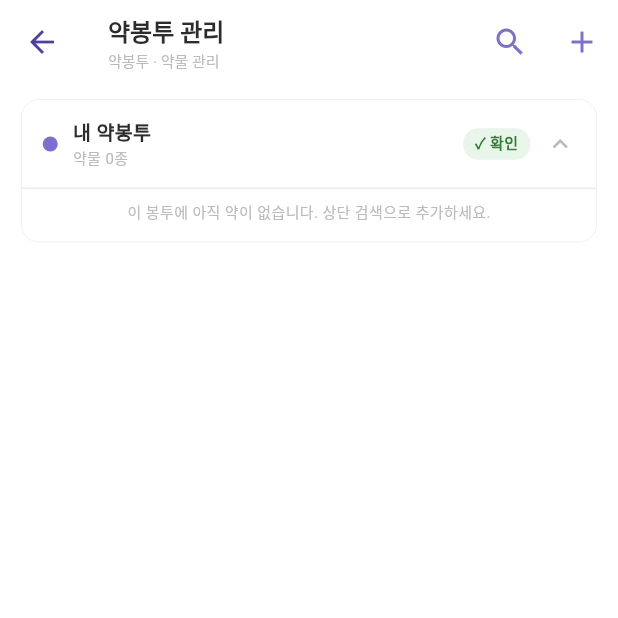
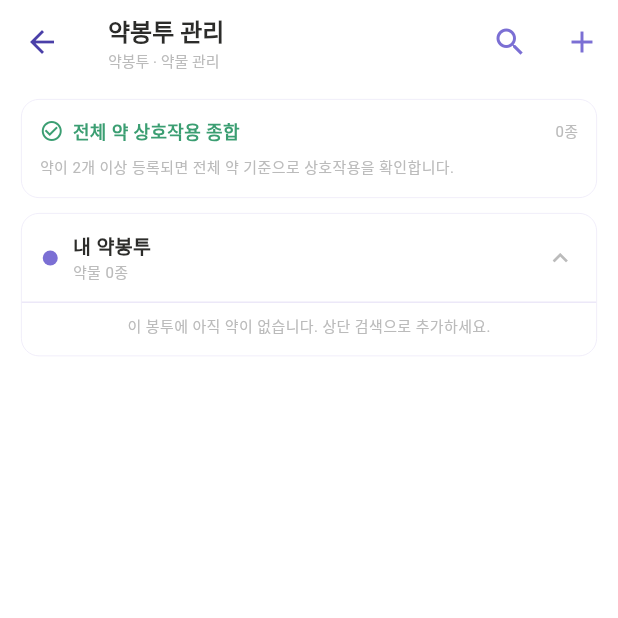
Before and after one commit to Vizion031021/medicine, a Flutter app: the BagScreen screen opened directly, on a phone screen of 412 x 824 dp, the top half of it. Run offline on Flutter 3.47's test engine with Material 3 defaults, Android fonts, the light colour scheme and no system bars; our stand-ins replace flutter_dotenv, shared_preferences, supabase_flutter, table_calendar; accounts and stored records are empty.

Commit message:
5/29 최종이 될까? 다들 테스트좀

```diff
--- a/lib/main.dart
+++ b/lib/main.dart
@@ -171,6 +171,7 @@ class _MainScaffoldState extends State<MainScaffold> {
   int _homeKey = 0;
   int _bagKey = 0;
   int _calKey = 0;
+  int _compareKey = 0;
 
   void _changeTab(int index) {
     setState(() {
@@ -185,6 +186,9 @@ class _MainScaffoldState extends State<MainScaffold> {
         case 2:
           _calKey++;
           break;
+        case 3:
+          _compareKey++;
+          break;
       }
     });
   }
@@ -193,7 +197,7 @@ class _MainScaffoldState extends State<MainScaffold> {
     HomeScreen(key: ValueKey(_homeKey), onTabChange: _changeTab),
     BagScreen(key: ValueKey(_bagKey)),
     CalendarScreen(key: ValueKey(_calKey)),
-    const CompareScreen(), // ③ 4번째 탭: 약 비교
+    CompareScreen(key: ValueKey(_compareKey)), // ③ 4번째 탭: 약 비교
   ];
 
   @override
--- a/lib/screens/bag_screen.dart
+++ b/lib/screens/bag_screen.dart
@@ -66,11 +66,11 @@ class _BagScreenState extends State<BagScreen> {
         }
       }
 
-      final drugs = medications.map((m) => m.drug).whereType<DrugInfo>().toList();
+      final allDrugs = medications.map((m) => m.drug).whereType<DrugInfo>().toList();
       List<DrugWarning> warnings = [];
-      if (drugs.length >= 2) {
+      if (allDrugs.length >= 2) {
         try {
-          warnings = await DrugService.compareDrugs(drugs);
+          warnings = await DrugService.compareDrugs(allDrugs);
         } catch (_) {}
       }
 
@@ -701,18 +701,19 @@ class _BagScreenState extends State<BagScreen> {
                         child: ListView(
                           padding: const EdgeInsets.fromLTRB(14, 10, 14, 80),
                           children: [
+                            _OverallWarningPanel(
+                              medicationCount: _medications.length,
+                              warnings: _bagWarnings,
+                            ),
+                            const SizedBox(height: 10),
                             ..._bags.map((bag) {
                               final meds = _medications
                                   .where((m) =>
                                       (_assignments[m.id] ?? 'default') == bag.id)
                                   .toList();
-                              final bagWarnings = _bagWarnings.isNotEmpty && meds.length >= 2
-                                  ? _bagWarnings
-                                  : <DrugWarning>[];
                               return _BagCard(
                                 bag: bag,
                                 medications: meds,
-                                warnings: bagWarnings,
                                 isExpanded: _expanded.contains(bag.id),
                                 onToggle: () => setState(() {
                                   if (_expanded.contains(bag.id)) {
@@ -746,7 +747,6 @@ class _BagScreenState extends State<BagScreen> {
 class _BagCard extends StatelessWidget {
   final BagData bag;
   final List<UserMedication> medications;
-  final List<DrugWarning> warnings;
   final bool isExpanded;
   final VoidCallback onToggle;
   final ValueChanged<UserMedication> onMedTap;
@@ -756,7 +756,6 @@ class _BagCard extends StatelessWidget {
   const _BagCard({
     required this.bag,
     required this.medications,
-    required this.warnings,
     required this.isExpanded,
     required this.onToggle,
     required this.onMedTap,
@@ -801,9 +800,6 @@ class _BagCard extends StatelessWidget {
                       ],
                     ),
                   ),
-                  // 상태 배지
-                  _StatusBadge(hasWarning: warnings.isNotEmpty),
-                  const SizedBox(width: 6),
                   // 삭제 버튼 (기본 봉투 제외)
                   if (onBagDelete != null)
                     GestureDetector(
@@ -874,32 +870,96 @@ class _BagCard extends StatelessWidget {
                       }).toList(),
                     ),
                   ],
-                  // ── 경고 스트립 ──────────────────────────────────────────
-                  if (warnings.isNotEmpty) ...[
-                    const SizedBox(height: 10),
-                    ...warnings.take(3).map((w) => _WarningStrip(warning: w)),
-                  ] else if (medications.length >= 2) ...[
-                    const SizedBox(height: 8),
-                    Container(
-                      padding: const EdgeInsets.symmetric(horizontal: 10, vertical: 6),
-                      decoration: BoxDecoration(
-                        color: AppColors.successBg,
-                        borderRadius: BorderRadius.circular(6),
-                      ),
-                      child: const Row(
-                        children: [
-                          Icon(Icons.check_circle_outline, color: AppColors.success, size: 13),
-                          SizedBox(width: 5),
-                          Text('현재 DB 기준 확인된 병용 금기 없음',
-                              style: TextStyle(fontSize: 10, color: Color(0xFF2E7D32))),
-                        ],
-                      ),
-                    ),
-                  ],
                 ],
               ),
             ),
           ],
+        ],
+      ),
+    );
+  }
+}
+
+class _OverallWarningPanel extends StatelessWidget {
+  final int medicationCount;
+  final List<DrugWarning> warnings;
+
+  const _OverallWarningPanel({
+    required this.medicationCount,
+    required this.warnings,
+  });
+
+  @override
+  Widget build(BuildContext context) {
+    final hasEnoughMeds = medicationCount >= 2;
+    return Container(
+      width: double.infinity,
+      padding: const EdgeInsets.all(12),
+      decoration: BoxDecoration(
+        color: Colors.white,
+        borderRadius: BorderRadius.circular(12),
+        border: Border.all(color: AppColors.cardBorder, width: 0.5),
+      ),
+      child: Column(
+        crossAxisAlignment: CrossAxisAlignment.start,
+        children: [
+          Row(
+            children: [
+              Icon(
+                warnings.isEmpty
+                    ? Icons.check_circle_outline
+                    : Icons.warning_amber_rounded,
+                size: 16,
+                color: warnings.isEmpty ? AppColors.success : AppColors.warning,
+              ),
+              const SizedBox(width: 6),
+              Expanded(
+                child: Text(
+                  '전체 약 상호작용 종합',
+                  style: TextStyle(
+                    fontSize: 12,
+                    fontWeight: FontWeight.w800,
+                    color: warnings.isEmpty ? AppColors.success : AppColors.danger,
+                  ),
+                ),
+              ),
+              Text(
+                '$medicationCount종',
+                style: const TextStyle(fontSize: 10, color: AppColors.textHint),
+              ),
+            ],
+          ),
+          const SizedBox(height: 8),
+          if (!hasEnoughMeds)
+            const Text(
+              '약이 2개 이상 등록되면 전체 약 기준으로 상호작용을 확인합니다.',
+              style: TextStyle(fontSize: 10, color: AppColors.textHint),
+            )
+          else if (warnings.isEmpty)
+            Container(
+              padding: const EdgeInsets.symmetric(horizontal: 10, vertical: 7),
+              decoration: BoxDecoration(
+                color: AppColors.successBg,
+                borderRadius: BorderRadius.circular(8),
+              ),
+              child: const Row(
+                children: [
+                  Icon(Icons.check_circle_outline,
+                      color: AppColors.success, size: 14),
+                  SizedBox(width: 6),
+                  Expanded(
+                    child: Text(
+                      '현재 DB 기준 확인된 병용금기/성분중복/효능군중복 정보가 없습니다.',
+                      style: TextStyle(fontSize: 10, color: Color(0xFF2E7D32)),
+                    ),
+                  ),
+                ],
+              ),
+            )
+          else
+            Column(
+              children: warnings.map((w) => _WarningStrip(warning: w)).toList(),
+            ),
         ],
       ),
     );
@@ -943,30 +1003,6 @@ class _WarningStrip extends StatelessWidget {
             ),
           ),
         ],
-      ),
-    );
-  }
-}
-
-class _StatusBadge extends StatelessWidget {
-  final bool hasWarning;
-  const _StatusBadge({required this.hasWarning});
-
-  @override
-  Widget build(BuildContext context) {
-    return Container(
-      padding: const EdgeInsets.symmetric(horizontal: 8, vertical: 3),
-      decoration: BoxDecoration(
-        color: hasWarning ? AppColors.warningBg : AppColors.successBg,
-        borderRadius: BorderRadius.circular(10),
-      ),
-      child: Text(
-        hasWarning ? '⚠ 주의' : '✓ 확인',
-        style: TextStyle(
-          fontSize: 10,
-          color: hasWarning ? const Color(0xFF854F0B) : const Color(0xFF2E7D32),
-          fontWeight: FontWeight.w600,
-        ),
       ),
     );
   }
--- a/lib/services/bag_service.dart
+++ b/lib/services/bag_service.dart
@@ -2,6 +2,7 @@ import 'dart:convert';
 
 import 'package:flutter/material.dart';
 import 'package:shared_preferences/shared_preferences.dart';
+import 'package:sseudeuson/services/auth_service.dart';
 import 'package:sseudeuson/theme/app_colors.dart';
 
 class BagData {
@@ -36,13 +37,24 @@ class BagData {
 }
 
 class BagService {
-  static const _bagsKey = 'medicine_bags';
-  static const _assignmentsKey = 'medicine_bag_assignments';
+  static const _bagsKeyPrefix = 'medicine_bags';
+  static const _assignmentsKeyPrefix = 'medicine_bag_assignments';
   static const _defaultBag = BagData(id: 'default', name: '내 약봉투');
+
+  static Future<String> _userScope() async {
+    final userId = await AuthService.getCurrentUserId();
+    return userId == null || userId.isEmpty ? 'guest' : userId;
+  }
+
+  static Future<String> _bagsKey() async => '${_bagsKeyPrefix}_${await _userScope()}';
+
+  static Future<String> _assignmentsKey() async =>
+      '${_assignmentsKeyPrefix}_${await _userScope()}';
 
   static Future<List<BagData>> getBags() async {
     final prefs = await SharedPreferences.getInstance();
-    final raw = prefs.getString(_bagsKey);
+    final key = await _bagsKey();
+    final raw = prefs.getString(key);
     final bags = <BagData>[];
 
     if (raw != null && raw.isNotEmpty) {
@@ -61,7 +73,7 @@ class BagService {
           );
         }
       } catch (_) {
-        await prefs.remove(_bagsKey);
+        await prefs.remove(key);
       }
     }
 
@@ -72,7 +84,8 @@ class BagService {
 
   static Future<Map<String, String>> getAssignments() async {
     final prefs = await SharedPreferences.getInstance();
-    final raw = prefs.getString(_assignmentsKey);
+    final key = await _assignmentsKey();
+    final raw = prefs.getString(key);
     if (raw == null || raw.isEmpty) return {};
 
     try {
@@ -82,7 +95,7 @@ class BagService {
         (key, value) => MapEntry(key.toString(), value.toString()),
       );
     } catch (_) {
-      await prefs.remove(_assignmentsKey);
+      await prefs.remove(key);
       return {};
     }
   }
@@ -92,7 +105,7 @@ class BagService {
     final prefs = await SharedPreferences.getInstance();
     final assignments = await getAssignments();
     assignments[medicationId] = bagId.isEmpty ? _defaultBag.id : bagId;
-    await prefs.setString(_assignmentsKey, jsonEncode(assignments));
+    await prefs.setString(await _assignmentsKey(), jsonEncode(assignments));
   }
 
   static Future<void> addBag(String name, int colorIndex) async {
@@ -123,7 +136,7 @@ class BagService {
     assignments.updateAll(
       (_, currentBagId) => currentBagId == bagId ? _defaultBag.id : currentBagId,
     );
-    await prefs.setString(_assignmentsKey, jsonEncode(assignments));
+    await prefs.setString(await _assignmentsKey(), jsonEncode(assignments));
   }
 
   static Future<void> _saveBags(
@@ -138,7 +151,7 @@ class BagService {
       bags.where((bag) => bag.id.isNotEmpty && bag.name.isNotEmpty),
     );
     await prefs.setString(
-      _bagsKey,
+      await _bagsKey(),
       jsonEncode(normalized.map((bag) => bag.toJson()).toList()),
     );
   }
```
Also changed, not shown: lib/screens/search_screen.dart (+32 -28 lines), lib/services/drug_service.dart (+220 -91 lines).
